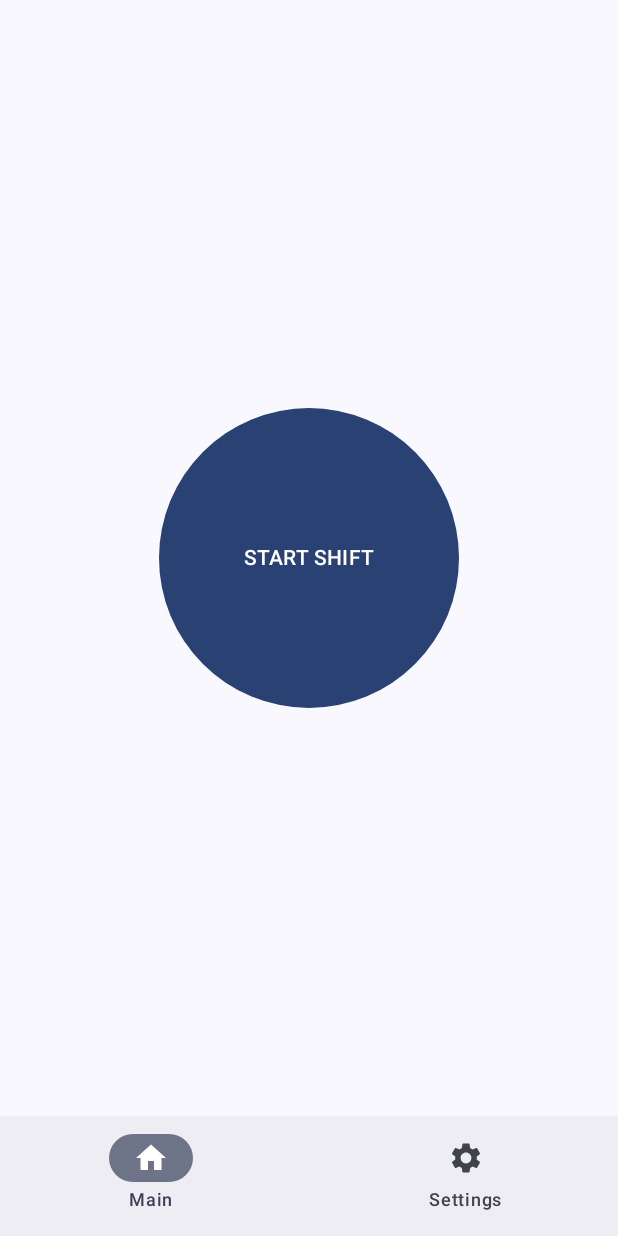
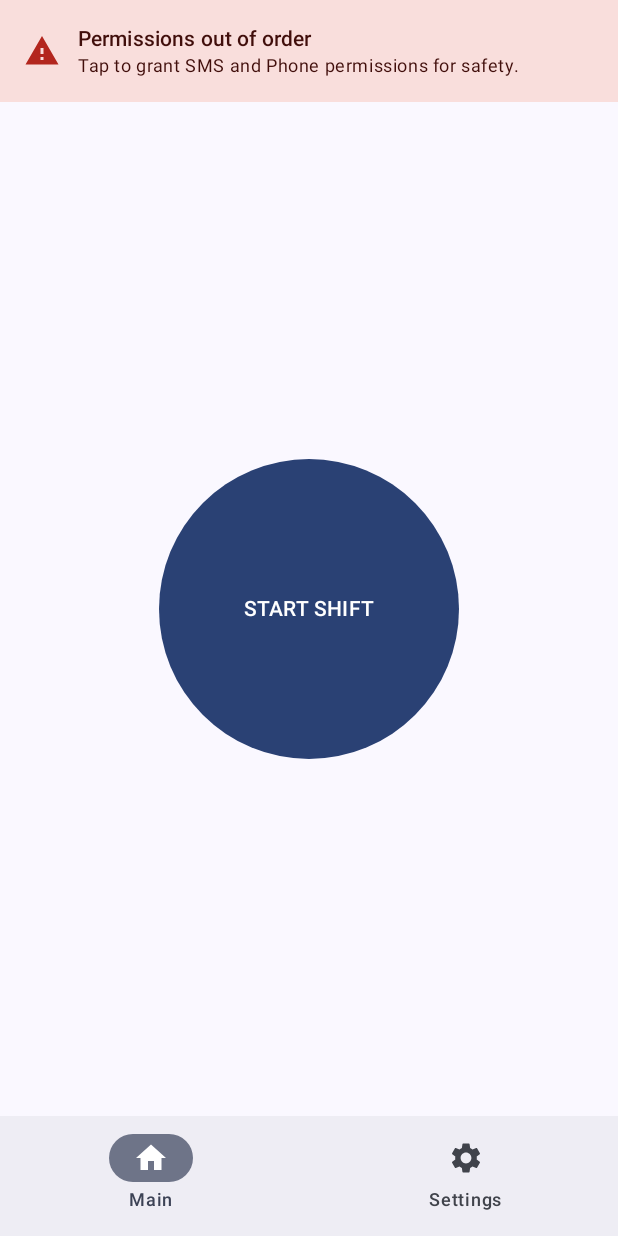
Before and after one commit to daliborpovolny/ShiftWatcher, an Android app built with Jetpack Compose: the @Preview function HomePagePreview, on a phone screen of 412 x 824 dp. Run offline under Robolectric (Android 15) with nearby library versions, the light colour scheme and no system bars; our stand-ins replace Room's generated code.

Commit message:
add proper permission handling

```diff
--- a/app/src/main/java/com/daliborpovolny/shiftwatcher/PermissionBanner.kt
+++ b/app/src/main/java/com/daliborpovolny/shiftwatcher/PermissionBanner.kt
@@ -1 +1,66 @@
 package com.daliborpovolny.shiftwatcher
+
+import androidx.compose.foundation.layout.*
+import androidx.compose.material.icons.Icons
+import androidx.compose.material.icons.filled.Warning
+import androidx.compose.material3.*
+import androidx.compose.runtime.Composable
+import androidx.compose.ui.Alignment
+import androidx.compose.ui.Modifier
+import androidx.compose.ui.tooling.preview.Preview
+import androidx.compose.ui.unit.dp
+
+@Composable
+fun PermissionBanner(onGrantClick: () -> Unit) {
+    Surface(
+        onClick = onGrantClick,
+        color = MaterialTheme.colorScheme.errorContainer,
+        modifier = Modifier.fillMaxWidth()
+    ) {
+        Row(
+            modifier = Modifier
+                .padding(16.dp)
+                .fillMaxWidth(),
+            verticalAlignment = Alignment.CenterVertically,
+            horizontalArrangement = Arrangement.SpaceBetween
+        ) {
+            Row(verticalAlignment = Alignment.CenterVertically) {
+                Icon(
+                    imageVector = Icons.Default.Warning,
+                    contentDescription = null,
+                    tint = MaterialTheme.colorScheme.error
+                )
+                Spacer(modifier = Modifier.width(12.dp))
+                Column {
+                    Text(
+                        text = "Permissions out of order",
+                        style = MaterialTheme.typography.labelLarge,
+                        color = MaterialTheme.colorScheme.onErrorContainer
+                    )
+                    Text(
+                        text = "Tap to grant SMS and Phone permissions for safety.",
+                        style = MaterialTheme.typography.bodySmall,
+                        color = MaterialTheme.colorScheme.onErrorContainer
+                    )
+                }
+            }
+//            Text(
+//                text = "FIX",
+//                style = MaterialTheme.typography.labelLarge,
+//                color = MaterialTheme.colorScheme.error,
+//                modifier = Modifier.padding(start = 8.dp)
+//            )
+        }
+    }
+}
+
+
+@Preview(showBackground = true)
+@Composable
+fun PreviewBanner() {
+    MaterialTheme {
+        PermissionBanner(onGrantClick = {
+            println("Banner clicked in preview")
+        })
+    }
+}
```
Also changed, not shown: app/src/main/AndroidManifest.xml (+14 -9 lines), app/src/main/java/com/daliborpovolny/shiftwatcher/MainActivity.kt (+114 -4 lines).
